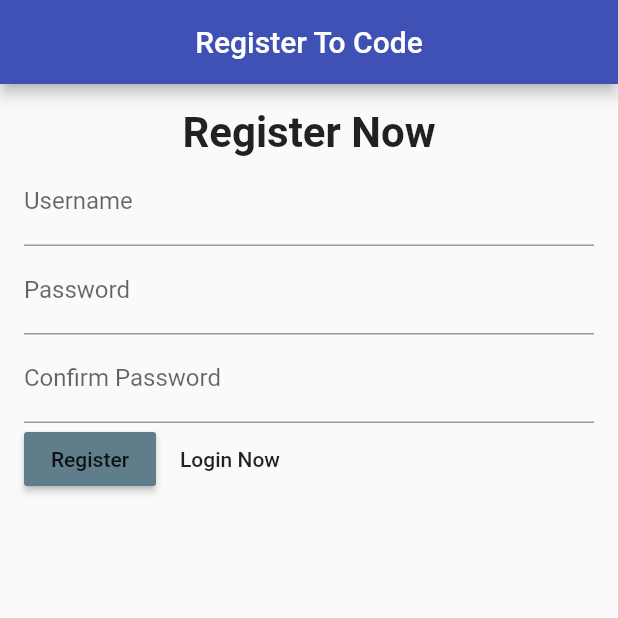
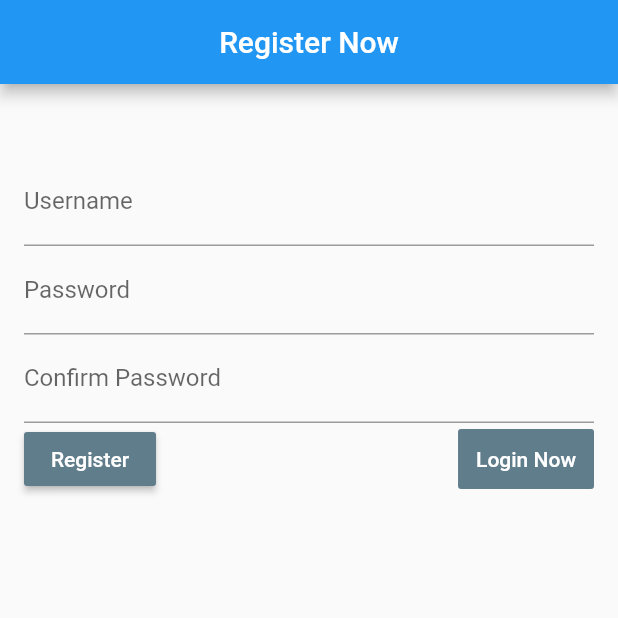
Before and after one commit to Ibrahim-Lokman/Community-Market-Place, a Flutter app: the screen it shows after launch, after a tap on "Register Now", on a phone screen of 412 x 824 dp, the top half of it. Run offline on Flutter 3.47's test engine with Material 2 defaults, Android fonts, the light colour scheme and no system bars; our stand-ins replace localstorage.

Commit message:
UI color and login appbar change

```diff
--- a/flutterd/lib/main.dart
+++ b/flutterd/lib/main.dart
@@ -22,7 +22,7 @@ class MyApp extends StatelessWidget {
       child: MaterialApp(
         debugShowCheckedModeBanner: false,
         theme: ThemeData(
-          primarySwatch: Colors.indigo,
+          primarySwatch: Colors.blue,
           accentColor: Colors.blueGrey,
         ),
         home: FutureBuilder(
--- a/flutterd/lib/screens/category_screens.dart
+++ b/flutterd/lib/screens/category_screens.dart
@@ -49,15 +49,15 @@ class _CategoryScreensState extends State<CategoryScreens> {
               centerTitle: true,
             ),
             body: Padding(
-              padding: const EdgeInsets.all(14),
+              padding: const EdgeInsets.all(10),
               child: Column(
                 children: <Widget>[
-                  TextButton(
-                    onPressed: () {
-                      _createPostScreen();
-                    },
-                    child: const Text("Create post"),
-                  ),
+                  ElevatedButton(
+                      onPressed: () {
+                        _createPostScreen();
+                      },
+                      child: Text("Create a post"),
+                    ),
                   Expanded(
                     child: ListView.builder(
                       itemCount: posts.length,
--- a/flutterd/lib/screens/login_screens.dart
+++ b/flutterd/lib/screens/login_screens.dart
@@ -48,6 +48,10 @@ class _LoginScreensState extends State<LoginScreens> {
   @override
   Widget build(BuildContext context) {
     return Scaffold(
+      appBar: AppBar(
+        title: Text("Login Now"),
+        centerTitle: true,
+      ),
       body: SingleChildScrollView(
         child: Padding(
           padding: const EdgeInsets.all(12.0),
@@ -56,7 +60,7 @@ class _LoginScreensState extends State<LoginScreens> {
             child: Column(
               children: [
                 Text(
-                  "Login",
+                  "",
                   style: TextStyle(
                     fontWeight: FontWeight.bold,
                     fontSize: 28,
--- a/flutterd/lib/screens/register_screens.dart
+++ b/flutterd/lib/screens/register_screens.dart
@@ -49,7 +49,7 @@ class _RegisterScreensState extends State<RegisterScreens> {
   Widget build(BuildContext context) {
     return Scaffold(
       appBar: AppBar(
-        title: Text("Register To Code"),
+        title: Text("Register Now"),
         centerTitle: true,
       ),
       body: SingleChildScrollView(
@@ -60,7 +60,7 @@ class _RegisterScreensState extends State<RegisterScreens> {
             child: Column(
               children: [
                 Text(
-                  "Register Now",
+                  "",
                   style: TextStyle(
                     fontWeight: FontWeight.bold,
                     fontSize: 28,
@@ -118,14 +118,30 @@ class _RegisterScreensState extends State<RegisterScreens> {
                       onPressed: () {
                         _registerNow();
                       },
-                      child: Text("Register"),
+                      child: Text(
+                        "Register",
+                        style: TextStyle(
+                          color: Colors.white,
+                        ),
+                      ),
+
                     ),
+
+                    Spacer(),
+                    Divider(),
                     FlatButton(
+                      color: Theme.of(context).accentColor,
+                      padding: const EdgeInsets.all(12.0),
                       onPressed: () {
                         Navigator.of(context)
                             .pushReplacementNamed(LoginScreens.routeName);
                       },
-                      child: Text("Login Now"),
+                      child: Text(
+                        "Login Now",
+                        style: TextStyle(
+                          color: Colors.white,
+                        ),
+                      ),
                     ),
                   ],
                 ),
```
